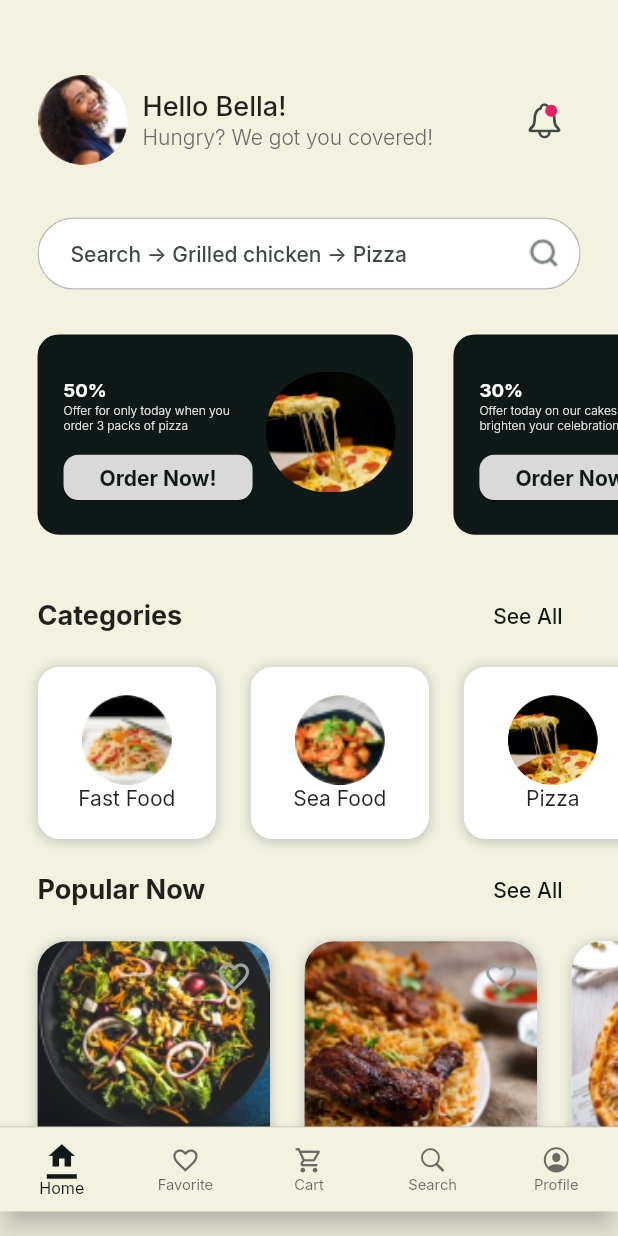
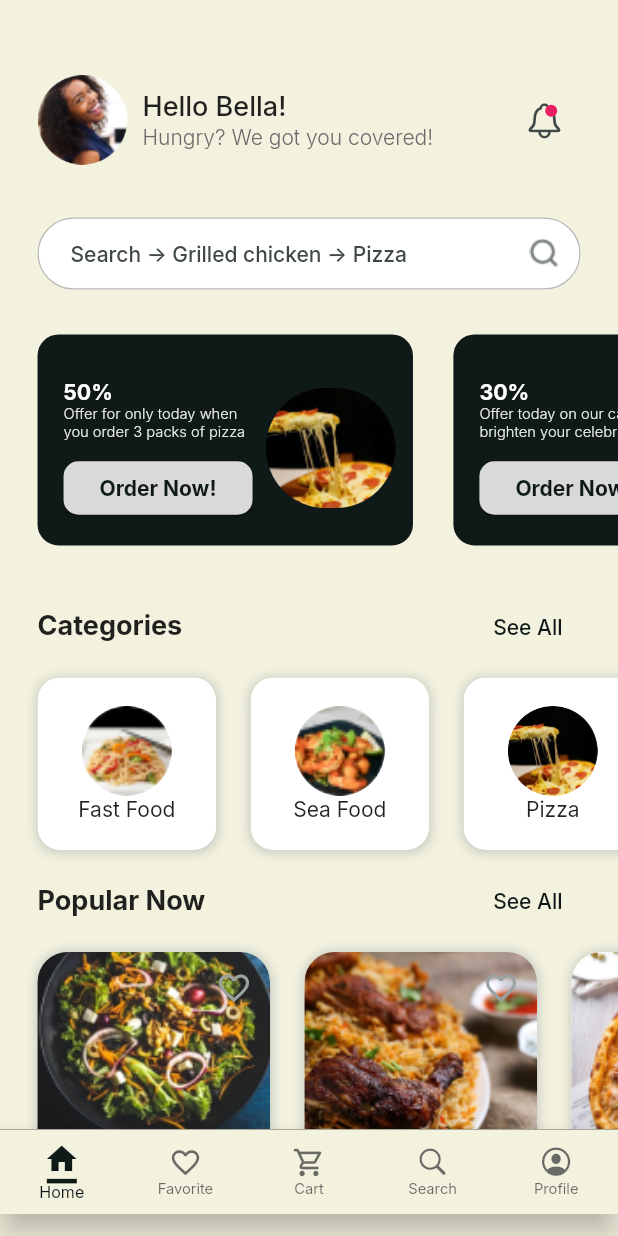
Before and after one commit to John-Daniels/fudiee, a Flutter app: the HomeScreen screen opened by its route, on a phone screen of 412 x 824 dp. Run offline on Flutter 3.47's test engine with Material 2 defaults, Android fonts, the phone set to English and light mode, and no system bars; our stand-ins replace flutter_rating_bar, flutter_screenutil, get, google_fonts, smooth_page_indicator.

Commit message:
a few changes to some layout

```diff
--- a/lib/screens/home/views/home/components/bottom_app_bar.dart
+++ b/lib/screens/home/views/home/components/bottom_app_bar.dart
@@ -17,19 +17,20 @@ class AppBottomBar extends StatelessWidget {
   Widget build(BuildContext context) {
     return Container(
       alignment: Alignment.topCenter,
-      height: 82.h,
+      height: 80.h,
       decoration: BoxDecoration(
         border: Border(
-          top: BorderSide(color: primaryColor.withOpacity(0.2), width: 0.6),
+          top: BorderSide(color: primaryColor.withOpacity(0.4), width: 0.6),
         ),
       ),
       child: BottomNavigationBar(
         currentIndex: currentBottomIndex,
+        landscapeLayout: BottomNavigationBarLandscapeLayout.spread,
         type: BottomNavigationBarType.fixed,
         backgroundColor: scaffoldBgColor,
         fixedColor: primaryColor,
-        unselectedIconTheme: IconThemeData(size: 22.sp),
-        selectedIconTheme: IconThemeData(color: primaryColor, size: 24.sp),
+        unselectedIconTheme: const IconThemeData(size: 22),
+        selectedIconTheme: IconThemeData(color: primaryColor, size: 24),
         selectedLabelStyle: TextStyle(color: primaryColor),
         unselectedItemColor: const Color(0xFF303030).withOpacity(0.7),
         selectedFontSize: 12.sp,
--- a/lib/screens/home/views/home/components/offers_section.dart
+++ b/lib/screens/home/views/home/components/offers_section.dart
@@ -12,7 +12,7 @@ class OffersSection extends StatelessWidget {
   Widget build(BuildContext context) {
     return SizedBox(
       // padding: const EdgeInsets.only(left: 26),
-      height: 150.h,
+      height: 158.h,
       child: ListView.separated(
         shrinkWrap: true,
         physics: const BouncingScrollPhysics(),
--- a/lib/screens/home/widgets/offer_card.dart
+++ b/lib/screens/home/widgets/offer_card.dart
@@ -28,7 +28,7 @@ class OfferCard extends StatelessWidget {
       padding: EdgeInsets.fromLTRB(18.w, 28.h, 12.w, 16.h),
       child: Row(
         mainAxisAlignment: MainAxisAlignment.spaceBetween,
-        crossAxisAlignment: CrossAxisAlignment.start,
+        // crossAxisAlignment: CrossAxisAlignment.center,
         children: [
           Column(
             mainAxisAlignment: MainAxisAlignment.end,
@@ -38,7 +38,7 @@ class OfferCard extends StatelessWidget {
               Text(
                 '${percentOff.toStringAsFixed(0)}%',
                 style: TextStyle(
-                  fontSize: 14.sp,
+                  fontSize: 16.sp,
                   color: Colors.white,
                   fontWeight: FontWeight.bold,
                 ),
@@ -49,7 +49,7 @@ class OfferCard extends StatelessWidget {
                 child: Text(
                   offer,
                   style: TextStyle(
-                    fontSize: 9.sp,
+                    fontSize: 11.sp,
                     fontWeight: FontWeight.w300,
                     color: Colors.white.withOpacity(0.9),
                   ),
@@ -63,7 +63,7 @@ class OfferCard extends StatelessWidget {
                   shape: RoundedRectangleBorder(
                     borderRadius: BorderRadius.circular(10),
                   ),
-                  minimumSize: Size(50.w, 34.h),
+                  minimumSize: Size(50.w, 40.h),
                   backgroundColor: const Color(0xFFD9D9D9),
                 ),
                 onPressed: onPressed,
```
Also changed, not shown: lib/main.dart (+13 -1 lines), lib/screens/onboarding/onboarding_screen.dart (+5 -3 lines).
